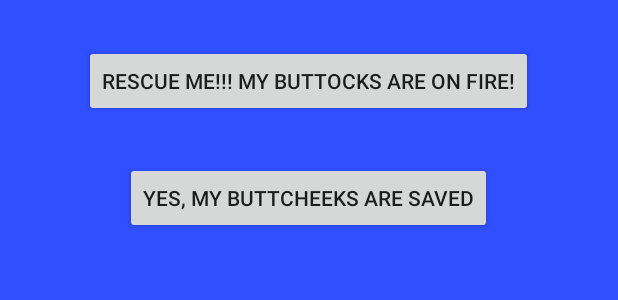
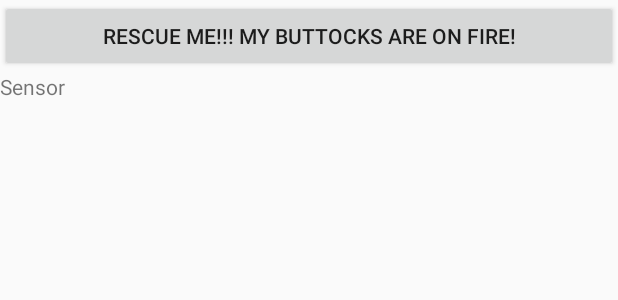
Before and after one commit to DennyLuong/Soteria, an Android app: the layout activity_fullscreen.xml on its own in the app's theme, with its tools: preview values and no code run, on a phone screen of 412 x 824 dp. Shown: the top 300 px of the screen. Run offline under Robolectric (Android 15) with nearby library versions, the phone set to English and light mode, and no system bars.

Commit message:
SoteriaPlus
Included Wifi, BT, and GPS

```diff
--- a/Soteria2/app/src/main/AndroidManifest.xml
+++ b/Soteria2/app/src/main/AndroidManifest.xml
@@ -1,7 +1,11 @@
 <?xml version="1.0" encoding="utf-8"?>
 <manifest xmlns:android="http://schemas.android.com/apk/res/android"
     package="com.example.looka.soteria">
-
+    <uses-permission android:name="android.permission.BLUETOOTH"/>
+    <uses-permission android:name="android.permission.BLUETOOTH_ADMIN"/>
+    <uses-permission android:name="android.permission.ACCESS_WIFI_STATE"/>
+    <uses-permission android:name="android.permission.CHANGE_WIFI_STATE"/>
+    <uses-permission android:name="android.permission.ACCESS_FINE_LOCATION"/>
     <application
         android:allowBackup="true"
         android:icon="@mipmap/ic_launcher"
--- a/Soteria2/app/src/main/res/layout/activity_fullscreen.xml
+++ b/Soteria2/app/src/main/res/layout/activity_fullscreen.xml
@@ -1,31 +1,41 @@
 <LinearLayout xmlns:android="http://schemas.android.com/apk/res/android"
-    xmlns:tools="http://schemas.android.com/tools"
     android:layout_width="match_parent"
     android:layout_height="match_parent"
-    android:background="#304FFE"
-    android:orientation="vertical"
-    tools:context="com.example.looka.soteria.FullscreenActivity"
-    android:id="@+id/linearlayout">
+    android:orientation="vertical">
+    tools:context="com.enabledisablebluetooth_android_examples.com.FullscreenActivity" >
 
     <Button
+    android:id="@+id/start"
+    android:layout_width="match_parent"
+    android:layout_height="wrap_content"
+    android:text="Rescue Me!!! My buttocks are on fire!"
+    />
+
+    <TextView
+        android:id="@+id/sense"
+        android:layout_width= "match_parent"
+        android:layout_height="match_parent"
+        android:src="@mipmap/ic_launcher"
+        android:text="Sensor"
+        android:layout_gravity="center_horizontal"/>
+
+
+    <Switch
+        android:id="@+id/switch1"
+        android:layout_width="230dp"
+        android:layout_height="439dp"
+        android:layout_centerHorizontal="true"
+        android:layout_centerVertical="true"
+        />
+
+    <TextView
+        android:id="@+id/textView1"
         android:layout_width="wrap_content"
         android:layout_height="wrap_content"
-        android:text="Rescue Me!!! My buttocks are on fire!"
-        android:layout_gravity="center_horizontal"
-        android:layout_margin="30dp"
-        android:id="@+id/btn1"
-        />
-
-    <Button
-        android:layout_width="wrap_content"
-        android:layout_height="wrap_content"
-        android:text = "Yes, my buttcheeks are saved"
-        android:layout_gravity="center_horizontal"
-        android:id="@+id/btn2"/>
-
-    <!-- The primary full-screen view. This can be replaced with whatever view
-         is needed to present your content, e.g. VideoView, SurfaceView,
-         TextureView, etc. -->
-
-
-</LinearLayout>
+        android:layout_above="@+id/switch1"
+        android:layout_centerHorizontal="true"
+        android:layout_marginBottom="62dp"
+        android:gravity="center"
+        android:text="Bluetooth status show here"
+        android:textAppearance="?android:attr/textAppearanceLarge" />
+    </LinearLayout>
```
Also changed, not shown: Soteria2/app/src/main/java/com/example/looka/soteria/FullscreenActivity.java (+72 -17 lines).
